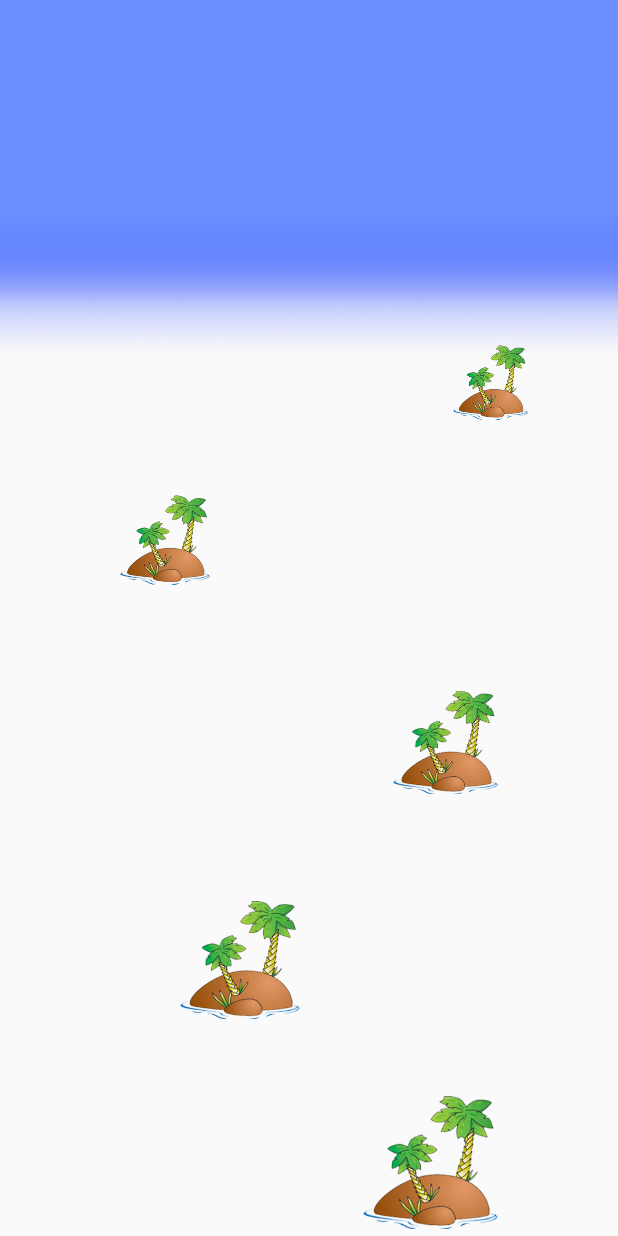
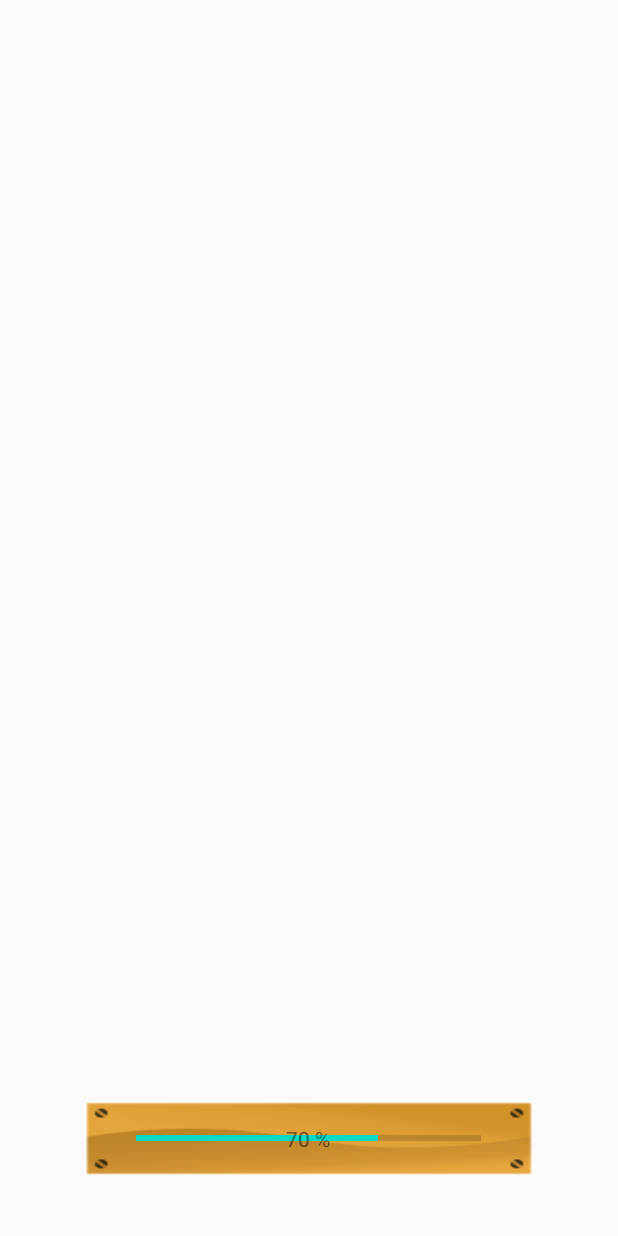
Before and after one commit to BCPTe/HKMinerGame, an Android app: the MainActivity screen opened directly, with no data from a screen before it, after a tap on an icon or button, on a phone screen of 412 x 824 dp. Run offline under Robolectric (Android 15) with nearby library versions, the phone set to English and light mode, and no system bars.

Commit message:
added LoadingActivity

```diff
--- a/app/build.gradle
+++ b/app/build.gradle
@@ -31,6 +31,10 @@ android {
             proguardFiles getDefaultProguardFile('proguard-android-optimize.txt'), 'proguard-rules.pro'
         }
     }
+    compileOptions {
+        sourceCompatibility JavaVersion.VERSION_1_8
+        targetCompatibility JavaVersion.VERSION_1_8
+    }
 }
 
 dependencies {
@@ -41,5 +45,5 @@ dependencies {
     androidTestImplementation 'androidx.test.ext:junit:1.1.1'
     androidTestImplementation 'androidx.test.espresso:espresso-core:3.2.0'
     implementation 'pl.droidsonroids.gif:android-gif-drawable:1.2.19'
-    implementation "com.android.support:support-core-utils:28.0.0"
+    implementation 'androidx.legacy:legacy-support-core-utils:1.0.0'
 }
--- a/app/src/main/AndroidManifest.xml
+++ b/app/src/main/AndroidManifest.xml
@@ -31,6 +31,10 @@
         <activity android:name=".LevelActivity"
             android:theme="@style/AppTheme.NoActionBar"
             android:screenOrientation="portrait"/>
+
+        <activity android:name=".LoadingActivity"
+            android:theme="@style/AppTheme.NoActionBar"
+            android:screenOrientation="portrait"/>
     </application>
 
 </manifest>
--- a/app/src/main/java/com/example/hkminergame/LevelActivity.java
+++ b/app/src/main/java/com/example/hkminergame/LevelActivity.java
@@ -50,15 +50,15 @@ public class LevelActivity extends AppCompatActivity {
     private ScrollView.OnScrollChangeListener scroll_listener = new View.OnScrollChangeListener() {
         @Override
         public void onScrollChange(View view, int i, int i1, int i2, int i3) {
-            if(i1-i3>0) {
+            if(i1-i3 > 5) {
                 for (ImageView island : arrayisland) {
                     RelativeLayout.LayoutParams params = (RelativeLayout.LayoutParams) island.getLayoutParams();
                     params.width = island.getWidth() - (1);
-                    params.height = island.getHeight() - (2);
+                    params.height = island.getHeight() - (1);
                     island.setLayoutParams(params);
                 }
             }
-            if(i1-i3<0) {
+            else if(i1-i3 < 5) {
                 for (ImageView island : arrayisland) {
                     RelativeLayout.LayoutParams params = (RelativeLayout.LayoutParams) island.getLayoutParams();
                     params.width = island.getWidth() + (1);
--- /dev/null
+++ b/app/src/main/java/com/example/hkminergame/LoadingActivity.java
@@ -0,0 +1,63 @@
+package com.example.hkminergame;
+
+import android.app.Activity;
+import android.content.Intent;
+import android.os.Bundle;
+import android.os.Handler;
+import android.os.SystemClock;
+import android.util.Log;
+import android.view.View;
+import android.widget.ProgressBar;
+import android.widget.TextView;
+
+import androidx.appcompat.app.AppCompatActivity;
+
+import java.util.concurrent.TimeUnit;
+import java.util.logging.Level;
+import java.util.stream.IntStream;
+
+public class LoadingActivity extends AppCompatActivity {
+    ProgressBar pb;
+    TextView text;
+    int progressStatus;
+    Handler handler = new Handler();
+
+    @Override
+    protected void onCreate(Bundle savedInstanceState) {
+        super.onCreate(savedInstanceState);
+        setContentView(R.layout.activity_loading);
+
+        // visibility settings
+        View decorView = getWindow().getDecorView();
+        decorView.setSystemUiVisibility(
+                View.SYSTEM_UI_FLAG_IMMERSIVE_STICKY
+                        | View.SYSTEM_UI_FLAG_FULLSCREEN
+                        | View.SYSTEM_UI_FLAG_HIDE_NAVIGATION);
+        // end visibility settings
+
+        pb = findViewById(R.id.pb);
+        text = findViewById(R.id.pb_text);
+        progressStatus = pb.getProgress();
+
+        new Thread(new Runnable() {
+            public void run() {
+                while ( progressStatus < 100 ){
+                    progressStatus += 2;
+                    try{
+                        Thread.sleep( 50 );
+                    } catch(Exception e){
+                        System.out.println("Error in progress bar");
+                    }
+                    handler.post(new Runnable() {
+                        public void run() {
+                            pb.setProgress(progressStatus);
+                            text.setText((progressStatus + " %").toString());
+                        }
+                    });
+                }
+                startActivity(new Intent(LoadingActivity.this, LevelActivity.class));
+                finish();
+            }
+        }).start();
+    }
+}
--- a/app/src/main/java/com/example/hkminergame/MainActivity.java
+++ b/app/src/main/java/com/example/hkminergame/MainActivity.java
@@ -37,7 +37,7 @@ public class MainActivity extends AppCompatActivity {
             new View.OnClickListener() {
                 @Override
                 public void onClick(View view) {
-                    Intent level = new Intent(MainActivity.this,LevelActivity.class);
+                    Intent level = new Intent(MainActivity.this,LoadingActivity.class);
                     startActivity(level);
                     finish();
                 }
--- a/app/src/main/res/layout/activity_level.xml
+++ b/app/src/main/res/layout/activity_level.xml
@@ -1,18 +1,18 @@
 <?xml version="1.0" encoding="utf-8"?>
 <RelativeLayout xmlns:android="http://schemas.android.com/apk/res/android"
     xmlns:tools="http://schemas.android.com/tools"
-    android:layout_width="match_parent"
-    android:layout_height="match_parent">
+    android:layout_width="wrap_content"
+    android:layout_height="wrap_content">
 
     <ScrollView
         android:id="@+id/scroll"
-        android:layout_width="match_parent"
+        android:layout_width="wrap_content"
         android:layout_height="wrap_content"
         android:scrollbars="none">
 
         <RelativeLayout
-            android:layout_width="match_parent"
-            android:layout_height="match_parent">
+            android:layout_width="wrap_content"
+            android:layout_height="wrap_content">
 
             <pl.droidsonroids.gif.GifImageView
                 android:id="@+id/sea_movID"
@@ -31,90 +31,120 @@
                 android:layout_width="50dp"
                 android:layout_height="50dp"
                 android:src="@drawable/island"
-                android:layout_alignParentRight="true"
+                android:layout_alignParentEnd="true"
                 android:layout_marginTop="230dp"
-                android:layout_marginRight="60dp"/>
+                android:layout_marginEnd="60dp"
+                android:adjustViewBounds="true"
+                android:minWidth="20dp"
+                android:minHeight="20dp" />
 
             <ImageView
                 android:id="@+id/island2"
                 android:layout_width="60dp"
                 android:layout_height="60dp"
                 android:src="@drawable/island"
-                android:layout_alignParentLeft="true"
+                android:layout_alignParentStart="true"
                 android:layout_marginTop="330dp"
-                android:layout_marginLeft="80dp"/>
+                android:layout_marginStart="80dp"
+                android:adjustViewBounds="true"
+                android:minWidth="20dp"
+                android:minHeight="20dp" />
 
             <ImageView
                 android:id="@+id/island3"
                 android:layout_width="70dp"
                 android:layout_height="70dp"
                 android:src="@drawable/island"
-                android:layout_alignParentRight="true"
+                android:layout_alignParentEnd="true"
                 android:layout_marginTop="460dp"
-                android:layout_marginRight="80dp"/>
+                android:layout_marginEnd="80dp"
+                android:adjustViewBounds="true"
+                android:minWidth="20dp"
+                android:minHeight="20dp" />
 
             <ImageView
                 android:id="@+id/island4"
                 android:layout_width="80dp"
                 android:layout_height="80dp"
                 android:src="@drawable/island"
-                android:layout_alignParentLeft="true"
+                android:layout_alignParentStart="true"
                 android:layout_marginTop="600dp"
-                android:layout_marginLeft="120dp"/>
+                android:layout_marginStart="120dp"
+                android:adjustViewBounds="true"
+                android:minWidth="20dp"
+                android:minHeight="20dp" />
 
             <ImageView
                 android:id="@+id/island5"
                 android:layout_width="90dp"
                 android:layout_height="90dp"
                 android:src="@drawable/island"
-                android:layout_alignParentRight="true"
+                android:layout_alignParentEnd="true"
                 android:layout_marginTop="730dp"
-                android:layout_marginRight="80dp"/>
+                android:layout_marginEnd="80dp"
+                android:adjustViewBounds="true"
+                android:minWidth="20dp"
+                android:minHeight="20dp" />
 
             <ImageView
                 android:id="@+id/island6"
-                android:layout_width="wrap_content"
-                android:layout_height="wrap_content"
+                android:layout_width="100dp"
+                android:layout_height="100dp"
                 android:src="@drawable/island"
-                android:layout_alignParentLeft="true"
+                android:layout_alignParentStart="true"
                 android:layout_marginTop="870dp"
-                android:layout_marginLeft="60dp"/>
+                android:layout_marginStart="60dp"
+                android:adjustViewBounds="true"
+                android:minWidth="20dp"
+                android:minHeight="20dp" />
 
             <ImageView
                 android:id="@+id/island7"
                 android:layout_width="110dp"
                 android:layout_height="110dp"
                 android:src="@drawable/island"
-                android:layout_alignParentRight="true"
+                android:layout_alignParentEnd="true"
                 android:layout_marginTop="1000dp"
-                android:layout_marginRight="110dp"/>
+                android:layout_marginEnd="110dp"
+                android:adjustViewBounds="true"
+                android:minWidth="20dp"
+                android:minHeight="20dp" />
 
             <ImageView
                 android:id="@+id/island8"
                 android:layout_width="120dp"
                 android:layout_height="120dp"
                 android:src="@drawable/island"
-                android:layout_alignParentLeft="true"
+                android:layout_alignParentStart="true"
                 android:layout_marginTop="1120dp"
-                android:layout_marginLeft="80dp"/>
+                android:layout_marginStart="80dp"
+                android:adjustViewBounds="true"
+                android:minWidth="20dp"
+                android:minHeight="20dp" />
 
             <ImageView
                 android:id="@+id/island9"
                 android:layout_width="130dp"
                 android:layout_height="130dp"
                 android:src="@drawable/island"
-                android:layout_alignParentRight="true"
+                android:layout_alignParentEnd="true"
                 android:layout_marginTop="1240dp"
-                android:layout_marginRight="80dp"/>
+                android:layout_marginEnd="80dp"
+                android:adjustViewBounds="true"
+                android:minWidth="20dp"
+                android:minHeight="20dp" />
 
             <ImageView
                 android:id="@+id/island10"
                 android:layout_width="140dp"
                 android:layout_height="140dp"
                 android:src="@drawable/island"
-                android:layout_alignParentLeft="true"
+                android:layout_alignParentStart="true"
                 android:layout_marginTop="1380dp"
-                android:layout_marginLeft="150dp"/>
+                android:layout_marginStart="150dp"
+                android:adjustViewBounds="true"
+                android:minWidth="20dp"
+                android:minHeight="20dp" />
 
         </RelativeLayout>
     </ScrollView>
--- /dev/null
+++ b/app/src/main/res/layout/activity_loading.xml
@@ -0,0 +1,37 @@
+<?xml version="1.0" encoding="utf-8"?>
+<RelativeLayout xmlns:android="http://schemas.android.com/apk/res/android"
+    android:layout_width="match_parent"
+    android:layout_height="match_parent">
+
+    <ImageView
+        android:layout_width="300dp"
+        android:layout_height="50dp"
+        android:contentDescription="@string/_loading"
+        android:layout_centerHorizontal="true"
+        android:layout_alignParentBottom="true"
+        android:layout_marginBottom="40dp"
+        android:src="@drawable/buttons_template"
+        android:scaleType="fitXY"/>
+
+    <ProgressBar
+        android:id="@+id/pb"
+        style="@style/Widget.AppCompat.ProgressBar.Horizontal"
+        android:progress="0"
+        android:layout_width="230dp"
+        android:layout_height="50dp"
+        android:layout_centerHorizontal="true"
+        android:layout_alignParentBottom="true"
+        android:layout_marginBottom="40dp" />
+
+    <TextView
+        android:id="@+id/pb_text"
+        android:layout_width="wrap_content"
+        android:layout_height="wrap_content"
+        android:layout_alignStart="@id/pb"
+        android:layout_alignEnd="@id/pb"
+        android:layout_alignBottom="@id/pb"
+        android:layout_alignTop="@id/pb"
+        android:gravity="center" />
+
+
+</RelativeLayout>
--- a/app/src/main/res/values/strings.xml
+++ b/app/src/main/res/values/strings.xml
@@ -1,3 +1,4 @@
 <resources>
     <string name="app_name">HK Miner Game</string>
+    <string name="_loading">Loading Percentage</string>
 </resources>
```
Also changed, not shown: app/src/main/res/drawable-mdpi/buttons_template.png (added).
